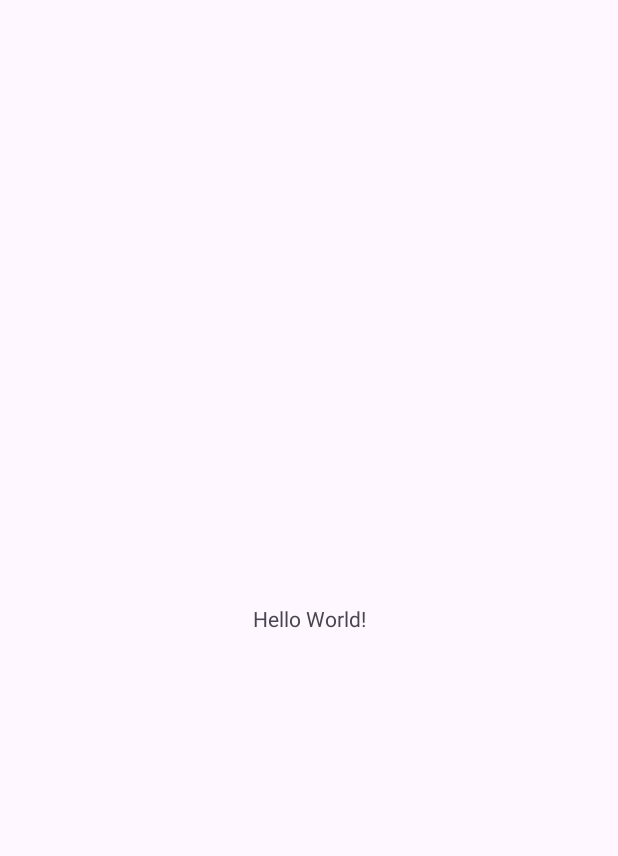
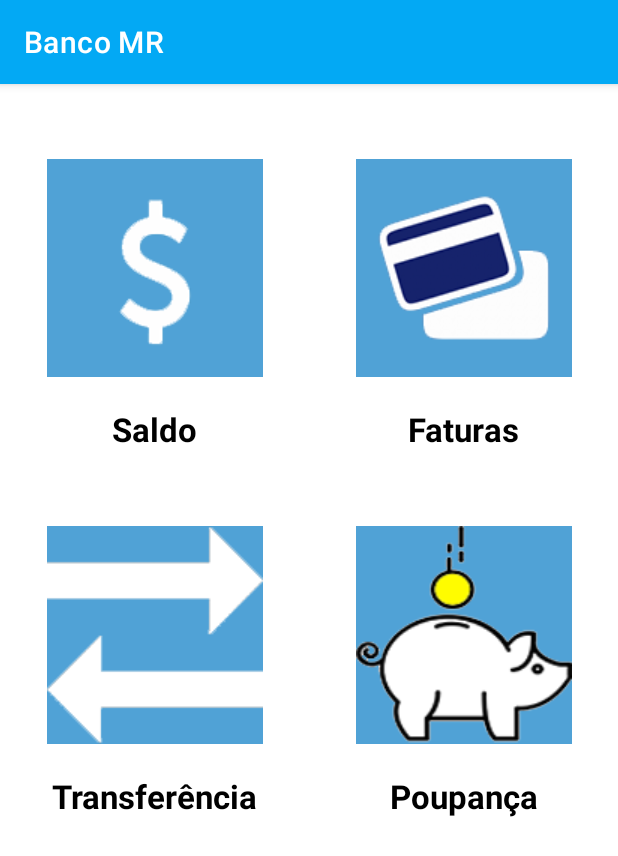
Before and after one commit to Julian-Siqueira/Projeto-BancoMR, an Android app: the screen it shows after launch (MainActivity), on a phone screen of 412 x 824 dp. Before the commit the part shown is almost empty. Shown: the top 856 px of the screen. Run offline under Robolectric (Android 15) with nearby library versions, the phone set to English and light mode, and no system bars.

Commit message:
Criado Layout da Aplicação.

```diff
--- a/app/src/main/java/devandroid/julian/bancomr/MainActivity.java
+++ b/app/src/main/java/devandroid/julian/bancomr/MainActivity.java
@@ -1,6 +1,9 @@
 package devandroid.julian.bancomr;
 
+import android.os.Build;
 import android.os.Bundle;
+import android.view.Window;
+import android.view.WindowManager;
 
 import androidx.activity.EdgeToEdge;
 import androidx.appcompat.app.AppCompatActivity;
@@ -20,5 +23,11 @@ public class MainActivity extends AppCompatActivity {
             v.setPadding(systemBars.left, systemBars.top, systemBars.right, systemBars.bottom);
             return insets;
         });
+        if (Build.VERSION.SDK_INT >= 21) {
+            Window window = this.getWindow();
+            window.addFlags(WindowManager.LayoutParams.FLAG_DRAWS_SYSTEM_BAR_BACKGROUNDS);
+            window.clearFlags(WindowManager.LayoutParams.FLAG_TRANSLUCENT_STATUS);
+            window.setStatusBarColor(this.getResources().getColor(R.color.blue));
+        }
     }
 }
--- a/app/src/main/res/layout/activity_main.xml
+++ b/app/src/main/res/layout/activity_main.xml
@@ -7,13 +7,106 @@
     android:layout_height="match_parent"
     tools:context=".MainActivity">
 
-    <TextView
+    <androidx.constraintlayout.widget.Guideline
+        android:id="@+id/guideline_vertical"
+        android:layout_width="match_parent"
+        android:layout_height="wrap_content"
+        android:orientation="vertical"
+        app:layout_constraintGuide_percent="0.50"/>
+
+    <ImageView
+        android:id="@+id/img_saldo"
         android:layout_width="wrap_content"
         android:layout_height="wrap_content"
-        android:text="Hello World!"
-        app:layout_constraintBottom_toBottomOf="parent"
+        android:src="@drawable/saldo"
+        app:layout_constraintTop_toTopOf="parent"
+        app:layout_constraintStart_toStartOf="parent"
+        app:layout_constraintEnd_toEndOf="@+id/guideline_vertical"
+        android:layout_marginTop="50dp"/>
+
+    <TextView
+        android:id="@+id/txt_saldo"
+        android:layout_width="wrap_content"
+        android:layout_height="wrap_content"
+        android:text="Saldo"
+        android:textStyle="bold"
+        android:textColor="@color/black"
+        app:layout_constraintTop_toBottomOf="@+id/img_saldo"
+        app:layout_constraintStart_toStartOf="parent"
+        app:layout_constraintEnd_toEndOf="@id/guideline_vertical"
+        android:layout_marginTop="20dp"
+        android:textSize="22sp"
+        />
+
+    <ImageView
+        android:id="@+id/img_transferencia"
+        android:layout_width="wrap_content"
+        android:layout_height="wrap_content"
+        android:layout_marginTop="50dp"
+        android:src="@drawable/transferencia"
+        app:layout_constraintEnd_toEndOf="@+id/guideline_vertical"
+        app:layout_constraintStart_toStartOf="parent"
+        app:layout_constraintTop_toBottomOf="@id/txt_saldo" />
+
+    <TextView
+        android:id="@+id/txt_transferencia"
+        android:layout_width="wrap_content"
+        android:layout_height="wrap_content"
+        android:text="Transferência"
+        android:textStyle="bold"
+        android:textColor="@color/black"
+        app:layout_constraintTop_toBottomOf="@+id/img_transferencia"
+        app:layout_constraintStart_toStartOf="parent"
+        app:layout_constraintEnd_toEndOf="@id/guideline_vertical"
+        android:layout_marginTop="20dp"
+        android:textSize="22sp"
+        />
+
+    <ImageView
+        android:id="@+id/img_faturas"
+        android:layout_width="wrap_content"
+        android:layout_height="wrap_content"
+        android:layout_marginTop="50dp"
+        android:src="@drawable/fatura"
         app:layout_constraintEnd_toEndOf="parent"
-        app:layout_constraintStart_toStartOf="parent"
+        app:layout_constraintStart_toStartOf="@id/guideline_vertical"
         app:layout_constraintTop_toTopOf="parent" />
 
+    <TextView
+        android:id="@+id/txt_faturas"
+        android:layout_width="wrap_content"
+        android:layout_height="wrap_content"
+        android:text="Faturas"
+        android:textStyle="bold"
+        android:textColor="@color/black"
+        app:layout_constraintTop_toBottomOf="@+id/img_faturas"
+        app:layout_constraintStart_toStartOf="@id/guideline_vertical"
+        app:layout_constraintEnd_toEndOf="parent"
+        android:layout_marginTop="20dp"
+        android:textSize="22sp"
+        />
+
+    <ImageView
+        android:id="@+id/img_poupanca"
+        android:layout_width="wrap_content"
+        android:layout_height="wrap_content"
+        android:layout_marginTop="50dp"
+        android:src="@drawable/poupanca"
+        app:layout_constraintEnd_toEndOf="parent"
+        app:layout_constraintStart_toStartOf="@id/guideline_vertical"
+        app:layout_constraintTop_toBottomOf="@id/txt_faturas" />
+
+    <TextView
+        android:id="@+id/txt_poupanca"
+        android:layout_width="wrap_content"
+        android:layout_height="wrap_content"
+        android:text="Poupança"
+        android:textStyle="bold"
+        android:textColor="@color/black"
+        app:layout_constraintTop_toBottomOf="@+id/img_poupanca"
+        app:layout_constraintStart_toStartOf="@id/guideline_vertical"
+        app:layout_constraintEnd_toEndOf="parent"
+        android:layout_marginTop="20dp"
+        android:textSize="22sp"
+        />
 </androidx.constraintlayout.widget.ConstraintLayout>
--- a/app/src/main/res/values-night/themes.xml
+++ b/app/src/main/res/values-night/themes.xml
@@ -1,7 +1,9 @@
 <resources xmlns:tools="http://schemas.android.com/tools">
     <!-- Base application theme. -->
-    <style name="Base.Theme.BancoMR" parent="Theme.Material3.DayNight.NoActionBar">
+    <style name="Base.Theme.BancoMR" parent="Theme.MaterialComponents.DayNight.DarkActionBar">
         <!-- Customize your dark theme here. -->
         <!-- <item name="colorPrimary">@color/my_dark_primary</item> -->
+        <item name="colorPrimary">@color/blue</item>
+        <item name="colorPrimaryVariant">@color/blue</item>
     </style>
 </resources>
--- a/app/src/main/res/values/colors.xml
+++ b/app/src/main/res/values/colors.xml
@@ -2,4 +2,5 @@
 <resources>
     <color name="black">#FF000000</color>
     <color name="white">#FFFFFFFF</color>
+    <color name="blue">#03A9F4</color>
 </resources>
--- a/app/src/main/res/values/themes.xml
+++ b/app/src/main/res/values/themes.xml
@@ -1,8 +1,10 @@
 <resources xmlns:tools="http://schemas.android.com/tools">
     <!-- Base application theme. -->
-    <style name="Base.Theme.BancoMR" parent="Theme.Material3.DayNight.NoActionBar">
+    <style name="Base.Theme.BancoMR" parent="Theme.MaterialComponents.DayNight.DarkActionBar">
         <!-- Customize your light theme here. -->
         <!-- <item name="colorPrimary">@color/my_light_primary</item> -->
+        <item name="colorPrimary">@color/blue</item>
+        <item name="colorPrimaryVariant">@color/blue</item>
     </style>
 
     <style name="Theme.BancoMR" parent="Base.Theme.BancoMR" />
```
Also changed, not shown: app/src/main/res/drawable/fatura.png (added), app/src/main/res/drawable/poupanca.png (added), app/src/main/res/drawable/saldo.png (added), app/src/main/res/drawable/transferencia.png (added).
